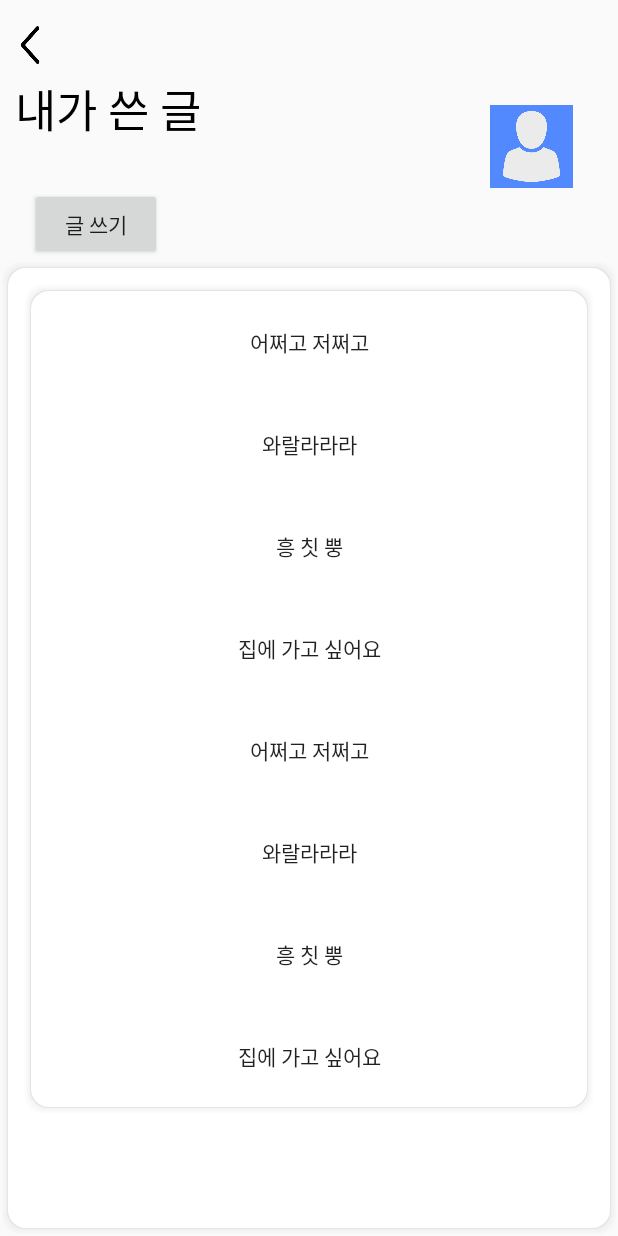
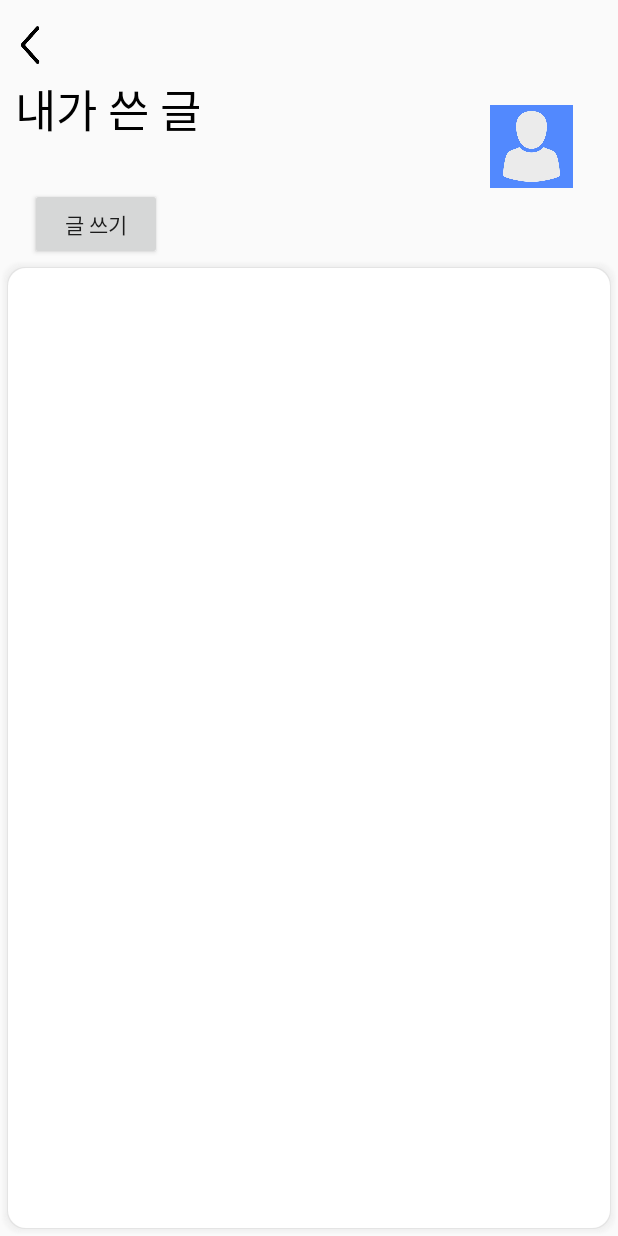
Before and after one commit to yeeyoung20/capstone, an Android app: the mypost screen opened directly, with no data from a screen before it, on a phone screen of 412 x 824 dp. Run offline under Robolectric (Android 15) with nearby library versions, the phone set to English and light mode, and no system bars; our stand-ins replace Firebase (no records; nobody signed in at launch, a user with empty details on screens opened directly); pictures from the network do not load.

Commit message:
내가 쓴 글 수정

```diff
--- a/app/src/main/java/com/example/ecoproject_android/mypost.kt
+++ b/app/src/main/java/com/example/ecoproject_android/mypost.kt
@@ -122,10 +122,6 @@ class mypost : AppCompatActivity() {
         myposttab.setContent(R.id.mypost)
         tabHost.addTab(myposttab)
 
-        val mylikeposttab = tabHost.newTabSpec("myposttab")
-        mylikeposttab.setIndicator("내가 쓴 글")
-        mylikeposttab.setContent(R.id.mylike)
-        tabHost.addTab(mylikeposttab)
     }
     override fun onStart() {
         super.onStart()
--- a/app/src/main/res/layout/activity_mypost.xml
+++ b/app/src/main/res/layout/activity_mypost.xml
@@ -60,11 +60,13 @@
             android:layout_width="match_parent"
             android:layout_height="match_parent"
             android:orientation="vertical">
-        <TabWidget
-            android:id="@android:id/tabs"
-            android:layout_width="match_parent"
-            android:layout_height="wrap_content"/>
-        <FrameLayout
+
+            <TabWidget
+                android:id="@android:id/tabs"
+                android:layout_width="match_parent"
+                android:layout_height="wrap_content" />
+
+            <FrameLayout
             android:id="@android:id/tabcontent"
             android:layout_width="match_parent"
             android:layout_height="match_parent">
@@ -89,94 +91,6 @@
                             android:layout_height="match_parent" />
 
                     </LinearLayout>
-
-            </LinearLayout>
-
-            <LinearLayout
-                android:orientation="vertical"
-                android:id="@+id/mylike"
-                android:layout_width="match_parent"
-                android:layout_height="match_parent">
-
-                <ScrollView
-                    android:layout_width="match_parent"
-                    android:layout_height="match_parent">
-                    <LinearLayout
-                        android:layout_width="match_parent"
-                        android:layout_height="wrap_content"
-                        android:orientation="vertical"
-                        android:background="@drawable/more_community_bg"
-                        android:layout_margin="15dp">
-
-
-                        <Button
-                            android:layout_width="match_parent"
-                            android:layout_height="wrap_content"
-                            android:layout_margin="10dp"
-                            android:background="@drawable/more_button_bg"
-
-                            android:text="어쩌고 저쩌고"/>
-
-                        <Button
-                            android:layout_width="match_parent"
-                            android:layout_height="wrap_content"
-                            android:layout_margin="10dp"
-                            android:text="와랄라라라"
-                            android:background="@drawable/more_button_bg"
-
-                            />
-
-                        <Button
-                            android:layout_width="match_parent"
-                            android:layout_height="wrap_content"
-                            android:layout_margin="10dp"
-                            android:text="흥 칫 뿡"
-                            android:background="@drawable/more_button_bg"
-
-                            />
-
-                        <Button
-                            android:layout_width="match_parent"
-                            android:layout_height="wrap_content"
-                            android:layout_margin="10dp"
-                            android:text="집에 가고 싶어요"
-                            android:background="@drawable/more_button_bg"
-                            />
-                        <Button
-                            android:layout_width="match_parent"
-                            android:layout_height="wrap_content"
-                            android:layout_margin="10dp"
-                            android:background="@drawable/more_button_bg"
-
-                            android:text="어쩌고 저쩌고"/>
-
-                        <Button
-                            android:layout_width="match_parent"
-                            android:layout_height="wrap_content"
-                            android:layout_margin="10dp"
-                            android:text="와랄라라라"
-                            android:background="@drawable/more_button_bg"
-
-                            />
-
-                        <Button
-                            android:layout_width="match_parent"
-                            android:layout_height="wrap_content"
-                            android:layout_margin="10dp"
-                            android:text="흥 칫 뿡"
-                            android:background="@drawable/more_button_bg"
-
-                            />
-
-                        <Button
-                            android:layout_width="match_parent"
-                            android:layout_height="wrap_content"
-                            android:layout_margin="10dp"
-                            android:text="집에 가고 싶어요"
-                            android:background="@drawable/more_button_bg"
-                            />
-                    </LinearLayout>
-                </ScrollView>
             </LinearLayout>
         </FrameLayout>
         </LinearLayout>
```
